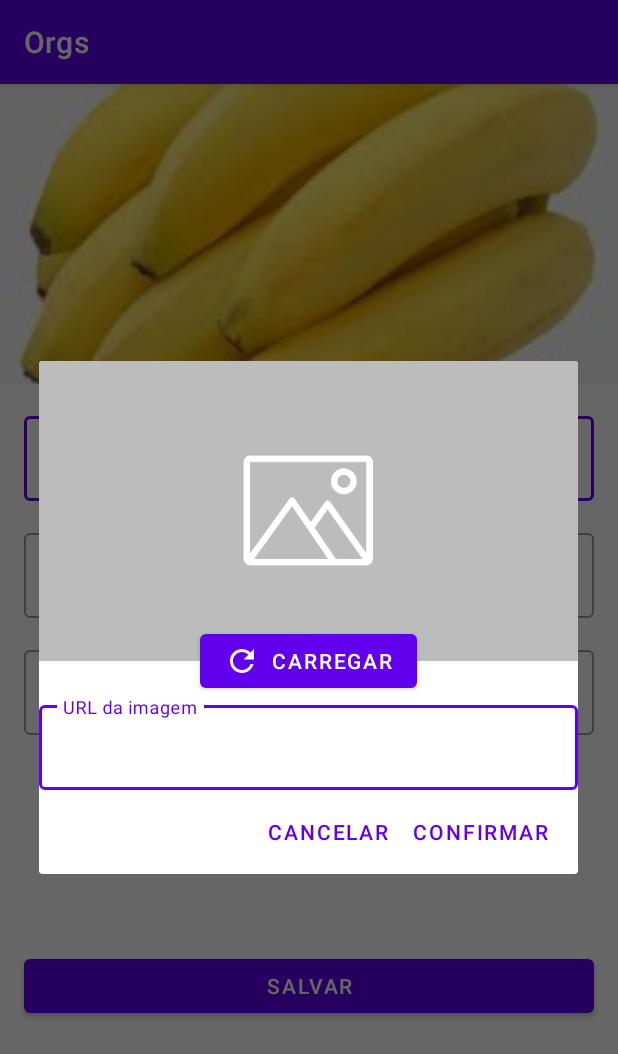
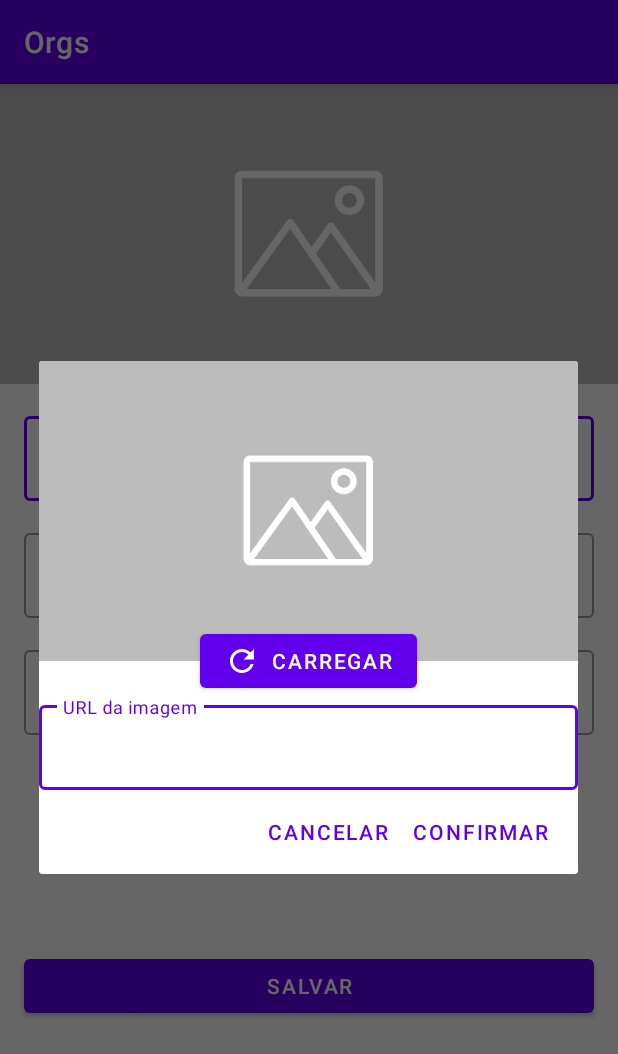
Before and after one commit to Carlosstorari/Orgs, an Android app: the FormularioProdutoActivity screen opened directly, with no data from a screen before it, after a tap on an icon or button, on a phone screen of 412 x 824 dp. Shown: the top 1054 px of the screen. Run offline under Robolectric (Android 15) with nearby library versions, the phone set to English and light mode, and no system bars.

```diff
--- a/app/build.gradle
+++ b/app/build.gradle
@@ -41,6 +41,7 @@ dependencies {
     implementation 'androidx.appcompat:appcompat:1.6.1'
     implementation 'com.google.android.material:material:1.9.0'
     implementation 'androidx.constraintlayout:constraintlayout:2.1.4'
+    implementation 'io.coil-kt:coil:1.2.2'
     testImplementation 'junit:junit:4.13.2'
     androidTestImplementation 'androidx.test.ext:junit:1.1.5'
     androidTestImplementation 'androidx.test.espresso:espresso-core:3.5.1'
--- a/app/src/main/AndroidManifest.xml
+++ b/app/src/main/AndroidManifest.xml
@@ -2,6 +2,7 @@
 <manifest xmlns:android="http://schemas.android.com/apk/res/android"
     xmlns:tools="http://schemas.android.com/tools">
 
+    <uses-permission android:name="android.permission.INTERNET" />
     <application
         android:allowBackup="true"
         android:dataExtractionRules="@xml/data_extraction_rules"
@@ -14,8 +15,7 @@
         tools:targetApi="31">
         <activity
             android:name=".ui.activity.FormularioProdutoActivity"
-            android:exported="true">
-        </activity>
+            android:exported="true"></activity>
         <activity
             android:name=".ui.activity.ListaProdutosActivity"
             android:exported="true">
--- a/app/src/main/java/com/chscorp/orgs/model/Produto.kt
+++ b/app/src/main/java/com/chscorp/orgs/model/Produto.kt
@@ -5,5 +5,6 @@ import java.math.BigDecimal
 data class Produto(
     val nome: String,
     val descricao: String,
-    val valor: BigDecimal
+    val valor: BigDecimal,
+    val imagem: String? = null
     )
--- a/app/src/main/java/com/chscorp/orgs/ui/activity/FormularioProdutoActivity.kt
+++ b/app/src/main/java/com/chscorp/orgs/ui/activity/FormularioProdutoActivity.kt
@@ -5,9 +5,12 @@ import android.os.Bundle
 import android.widget.Button
 import android.widget.EditText
 import androidx.appcompat.app.AlertDialog
+import coil.load
 import com.chscorp.orgs.R
 import com.chscorp.orgs.dao.ProdutosDao
 import com.chscorp.orgs.databinding.ActivityFormularioProdutoBinding
+import com.chscorp.orgs.databinding.FormularioImagemBinding
+import com.chscorp.orgs.extensions.tentaCarregarImagem
 import com.chscorp.orgs.model.Produto
 import java.math.BigDecimal
 
@@ -16,15 +19,23 @@ class FormularioProdutoActivity : AppCompatActivity() {
     private val binding by lazy {
         ActivityFormularioProdutoBinding.inflate(layoutInflater)
     }
+    private var url: String? = null
 
     override fun onCreate(savedInstanceState: Bundle?) {
         super.onCreate(savedInstanceState)
         configuraBotaoSalvar()
         binding.activityProdutoFormularioImagem.setOnClickListener {
+            val bindingFormularioImagem = FormularioImagemBinding.inflate(layoutInflater)
+            bindingFormularioImagem.formularioImagemBotaoCarregar.setOnClickListener {
+                val url = bindingFormularioImagem.formularioImagemUrl.text.toString()
+                bindingFormularioImagem.formularioImagemImageview.tentaCarregarImagem(url)
+            }
+
             AlertDialog.Builder(this)
-                .setView(R.layout.formulario_imagem)
+                .setView(bindingFormularioImagem.root)
                 .setPositiveButton("Confirmar") {_, _ ->
-
+                    url = bindingFormularioImagem.formularioImagemUrl.text.toString()
+                    binding.activityProdutoFormularioImagem.tentaCarregarImagem(url)
                 }
                 .setNegativeButton("Cancelar") {_, _ ->
 
@@ -56,7 +67,8 @@ class FormularioProdutoActivity : AppCompatActivity() {
         val produto = Produto(
             nome = nome,
             descricao = descricao,
-            valor = valor
+            valor = valor,
+            imagem = url
         )
         return produto
     }
--- /dev/null
+++ b/app/src/main/res/drawable/placeholder.xml
@@ -0,0 +1,4 @@
+<?xml version="1.0" encoding="utf-8"?>
+<shape xmlns:android="http://schemas.android.com/apk/res/android">
+    <solid android:color="#bcbcbc" />
+</shape>
--- a/app/src/main/res/layout/activity_formulario_produto.xml
+++ b/app/src/main/res/layout/activity_formulario_produto.xml
@@ -20,7 +20,7 @@
             app:layout_constraintEnd_toEndOf="parent"
             app:layout_constraintStart_toStartOf="parent"
             app:layout_constraintTop_toTopOf="parent"
-            app:srcCompat="@drawable/images" />
+            app:srcCompat="@drawable/imagem_padrao" />
 
         <com.google.android.material.textfield.TextInputLayout
             android:id="@+id/formulario_produto_textinputlayout_nome"
--- a/app/src/main/res/layout/formulario_imagem.xml
+++ b/app/src/main/res/layout/formulario_imagem.xml
@@ -3,6 +3,7 @@
     xmlns:app="http://schemas.android.com/apk/res-auto"
     android:layout_width="match_parent"
     android:layout_height="wrap_content"
+    android:layout_margin="16dp"
     android:fillViewport="true">
 
     <androidx.constraintlayout.widget.ConstraintLayout
```
Also changed, not shown: app/src/main/java/com/chscorp/orgs/extensions/ImageViewExtensions.kt (added, +13 -0 lines), app/src/main/java/com/chscorp/orgs/ui/recyclerView/adapter/ListaProdutosAdapter.kt (+15 -0 lines), app/src/main/res/drawable-hdpi/erro.png (added), app/src/main/res/drawable-ldpi/erro.png (added), app/src/main/res/drawable-mdpi/erro.png (added), app/src/main/res/drawable-xhdpi/erro.png (added), app/src/main/res/drawable-xxhdpi/erro.png (added), app/src/main/res/drawable-xxxhdpi/erro.png (added).
